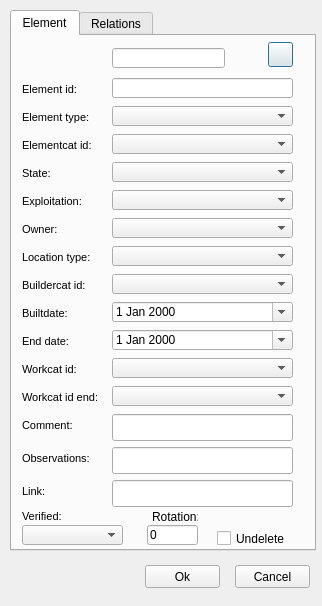
The window that ui/add_element.ui (Giswater/giswater_qgis_plugin) describes before a commit, drawn with Qt 5.
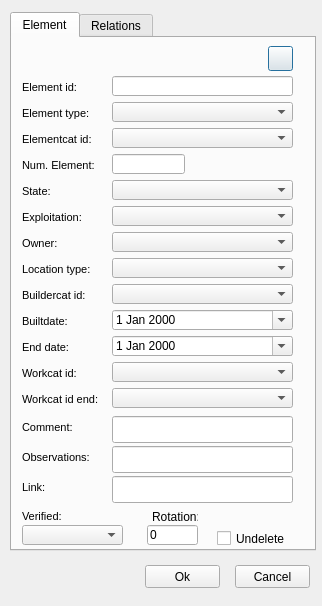
The same window after the commit. Icons and pictures are not drawn.

Commit message: Add widget of num_elements

What changed in the file:
```diff
--- a/ui/add_element.ui
+++ b/ui/add_element.ui
@@ -17,9 +17,9 @@
    <property name="geometry">
     <rect>
      <x>10</x>
-     <y>10</y>
+     <y>12</y>
      <width>306</width>
-     <height>541</height>
+     <height>539</height>
     </rect>
    </property>
    <property name="currentIndex">
@@ -33,7 +33,7 @@
      <property name="geometry">
       <rect>
        <x>100</x>
-       <y>42</y>
+       <y>38</y>
        <width>181</width>
        <height>20</height>
       </rect>
@@ -46,7 +46,7 @@
      <property name="geometry">
       <rect>
        <x>10</x>
-       <y>411</y>
+       <y>408</y>
        <width>76</width>
        <height>22</height>
       </rect>
@@ -79,7 +79,7 @@
      <property name="geometry">
       <rect>
        <x>100</x>
-       <y>411</y>
+       <y>408</y>
        <width>181</width>
        <height>27</height>
       </rect>
@@ -92,7 +92,7 @@
      <property name="geometry">
       <rect>
        <x>100</x>
-       <y>98</y>
+       <y>90</y>
        <width>181</width>
        <height>20</height>
       </rect>
@@ -102,7 +102,7 @@
      <property name="geometry">
       <rect>
        <x>10</x>
-       <y>42</y>
+       <y>38</y>
        <width>81</width>
        <height>22</height>
       </rect>
@@ -135,7 +135,7 @@
      <property name="geometry">
       <rect>
        <x>10</x>
-       <y>444</y>
+       <y>438</y>
        <width>55</width>
        <height>22</height>
       </rect>
@@ -168,7 +168,7 @@
      <property name="geometry">
       <rect>
        <x>100</x>
-       <y>444</y>
+       <y>438</y>
        <width>181</width>
        <height>27</height>
       </rect>
@@ -178,7 +178,7 @@
      <property name="geometry">
       <rect>
        <x>10</x>
-       <y>98</y>
+       <y>90</y>
        <width>86</width>
        <height>22</height>
       </rect>
@@ -211,7 +211,7 @@
      <property name="geometry">
       <rect>
        <x>100</x>
-       <y>210</y>
+       <y>220</y>
        <width>181</width>
        <height>20</height>
       </rect>
@@ -221,9 +221,9 @@
      <property name="geometry">
       <rect>
        <x>10</x>
-       <y>210</y>
+       <y>221</y>
        <width>90</width>
-       <height>22</height>
+       <height>21</height>
       </rect>
      </property>
      <property name="font">
@@ -254,7 +254,7 @@
      <property name="geometry">
       <rect>
        <x>10</x>
-       <y>266</y>
+       <y>272</y>
        <width>90</width>
        <height>22</height>
       </rect>
@@ -287,7 +287,7 @@
      <property name="geometry">
       <rect>
        <x>100</x>
-       <y>238</y>
+       <y>246</y>
        <width>181</width>
        <height>20</height>
       </rect>
@@ -297,7 +297,7 @@
      <property name="geometry">
       <rect>
        <x>10</x>
-       <y>238</y>
+       <y>246</y>
        <width>90</width>
        <height>22</height>
       </rect>
@@ -330,7 +330,7 @@
      <property name="geometry">
       <rect>
        <x>10</x>
-       <y>294</y>
+       <y>298</y>
        <width>90</width>
        <height>22</height>
       </rect>
@@ -363,7 +363,7 @@
      <property name="geometry">
       <rect>
        <x>100</x>
-       <y>126</y>
+       <y>142</y>
        <width>181</width>
        <height>20</height>
       </rect>
@@ -373,7 +373,7 @@
      <property name="geometry">
       <rect>
        <x>10</x>
-       <y>126</y>
+       <y>142</y>
        <width>90</width>
        <height>22</height>
       </rect>
@@ -406,7 +406,7 @@
      <property name="geometry">
       <rect>
        <x>100</x>
-       <y>182</y>
+       <y>194</y>
        <width>181</width>
        <height>20</height>
       </rect>
@@ -416,7 +416,7 @@
      <property name="geometry">
       <rect>
        <x>10</x>
-       <y>182</y>
+       <y>194</y>
        <width>90</width>
        <height>22</height>
       </rect>
@@ -449,7 +449,7 @@
      <property name="geometry">
       <rect>
        <x>100</x>
-       <y>322</y>
+       <y>324</y>
        <width>181</width>
        <height>20</height>
       </rect>
@@ -459,7 +459,7 @@
      <property name="geometry">
       <rect>
        <x>10</x>
-       <y>322</y>
+       <y>324</y>
        <width>90</width>
        <height>22</height>
       </rect>
@@ -578,7 +578,7 @@
      <property name="geometry">
       <rect>
        <x>256</x>
-       <y>6</y>
+       <y>8</y>
        <width>25</width>
        <height>25</height>
       </rect>
@@ -595,7 +595,7 @@
      <property name="geometry">
       <rect>
        <x>10</x>
-       <y>489</y>
+       <y>487</y>
        <width>101</width>
        <height>20</height>
       </rect>
@@ -605,7 +605,7 @@
      <property name="geometry">
       <rect>
        <x>135</x>
-       <y>489</y>
+       <y>487</y>
        <width>51</width>
        <height>20</height>
       </rect>
@@ -618,7 +618,7 @@
      <property name="geometry">
       <rect>
        <x>205</x>
-       <y>494</y>
+       <y>492</y>
        <width>77</width>
        <height>17</height>
       </rect>
@@ -631,7 +631,7 @@
      <property name="geometry">
       <rect>
        <x>140</x>
-       <y>474</y>
+       <y>472</y>
        <width>46</width>
        <height>13</height>
       </rect>
@@ -644,9 +644,9 @@
      <property name="geometry">
       <rect>
        <x>10</x>
-       <y>469</y>
+       <y>467</y>
        <width>90</width>
-       <height>22</height>
+       <height>23</height>
       </rect>
      </property>
      <property name="font">
@@ -680,7 +680,7 @@
      <property name="geometry">
       <rect>
        <x>100</x>
-       <y>154</y>
+       <y>168</y>
        <width>181</width>
        <height>20</height>
       </rect>
@@ -690,7 +690,7 @@
      <property name="geometry">
       <rect>
        <x>10</x>
-       <y>154</y>
+       <y>168</y>
        <width>90</width>
        <height>22</height>
       </rect>
@@ -723,7 +723,7 @@
      <property name="geometry">
       <rect>
        <x>100</x>
-       <y>266</y>
+       <y>272</y>
        <width>181</width>
        <height>20</height>
       </rect>
@@ -736,7 +736,7 @@
      <property name="geometry">
       <rect>
        <x>100</x>
-       <y>294</y>
+       <y>298</y>
        <width>181</width>
        <height>20</height>
       </rect>
@@ -749,7 +749,7 @@
      <property name="geometry">
       <rect>
        <x>10</x>
-       <y>70</y>
+       <y>64</y>
        <width>86</width>
        <height>22</height>
       </rect>
@@ -782,22 +782,58 @@
      <property name="geometry">
       <rect>
        <x>100</x>
-       <y>70</y>
+       <y>64</y>
        <width>181</width>
        <height>20</height>
       </rect>
      </property>
     </widget>
     <widget class="QLineEdit" name="num_elements">
+     <property name="enabled">
+      <bool>true</bool>
+     </property>
      <property name="geometry">
       <rect>
        <x>100</x>
-       <y>12</y>
-       <width>113</width>
+       <y>116</y>
+       <width>73</width>
        <height>20</height>
       </rect>
      </property>
     </widget>
+    <widget class="QLabel" name="label_num_elements">
+     <property name="geometry">
+      <rect>
+       <x>10</x>
+       <y>116</y>
+       <width>81</width>
+       <height>22</height>
+      </rect>
+     </property>
+     <property name="font">
+      <font>
+       <pointsize>8</pointsize>
+      </font>
+     </property>
+     <property name="frameShape">
+      <enum>QFrame::NoFrame</enum>
+     </property>
+     <property name="frameShadow">
+      <enum>QFrame::Raised</enum>
+     </property>
+     <property name="text">
+      <string>Num. Element:</string>
+     </property>
+     <property name="textFormat">
+      <enum>Qt::AutoText</enum>
+     </property>
+     <property name="scaledContents">
+      <bool>false</bool>
+     </property>
+     <property name="margin">
+      <number>3</number>
+     </property>
+    </widget>
    </widget>
    <widget class="QWidget" name="tab_2">
     <attribute name="title">
```
The commit also changes 1 other file.
